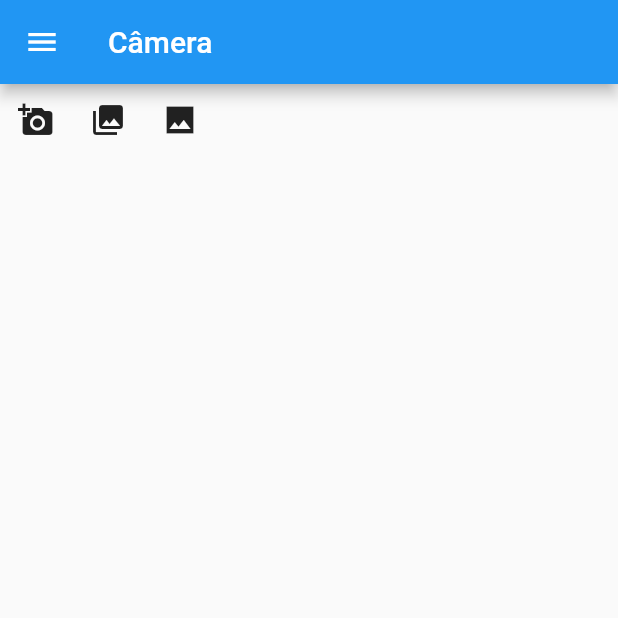
After one commit to treinaweb/treinaweb-flutter-Recursos-de-Hardware, a Flutter app: the CameraView screen opened directly, in the side drawer, after a tap on the "add a photo" icon, on a phone screen of 412 x 824 dp, the top half of it. The commit adds this screen. Run offline on Flutter 3.47's test engine with Material 2 defaults, Android fonts, the phone set to English and light mode, and no system bars; our stand-ins replace geolocator.

Commit message:
criando template da camera

```diff
--- /dev/null
+++ b/lib/camera/controller.dart
@@ -0,0 +1,3 @@
+import 'package:flutter/cupertino.dart';
+
+class CameraController extends ChangeNotifier {}
--- /dev/null
+++ b/lib/camera/view.dart
@@ -0,0 +1,52 @@
+import 'package:flutter/material.dart';
+import 'package:hardware/camera/controller.dart';
+import 'package:hardware/components/drawer.dart';
+
+class CameraView extends StatelessWidget {
+  CameraView({Key? key}) : super(key: key);
+  final controller = CameraController();
+
+  @override
+  Widget build(BuildContext context) {
+    return Scaffold(
+      appBar: AppBar(
+        title: const Text('Câmera'),
+      ),
+      drawer: const CustomDrawer(),
+      body: Column(
+        children: [
+          Row(
+            children: [
+              IconButton(
+                onPressed: () {},
+                icon: const Icon(Icons.add_a_photo),
+              ),
+              IconButton(
+                onPressed: () {},
+                icon: const Icon(Icons.photo_library),
+              ),
+              IconButton(
+                onPressed: () {},
+                icon: const Icon(Icons.photo_sharp),
+              )
+            ],
+          ),
+          AnimatedBuilder(
+            animation: controller,
+            builder: (_ctx, _child) {
+              return SizedBox(
+                height: MediaQuery.of(context).size.height * 0.7,
+                child: ListView.builder(
+                  itemCount: 0,
+                  itemBuilder: (_ctx, i) {
+                    return SizedBox();
+                  },
+                ),
+              );
+            },
+          )
+        ],
+      ),
+    );
+  }
+}
--- a/lib/components/drawer.dart
+++ b/lib/components/drawer.dart
@@ -1,4 +1,5 @@
 import 'package:flutter/material.dart';
+import 'package:hardware/camera/view.dart';
 import 'package:hardware/geolocalizacao/view.dart';
 
 class CustomDrawer extends StatelessWidget {
@@ -16,6 +17,14 @@ class CustomDrawer extends StatelessWidget {
               ));
             },
             child: const Text('Geolocalização'),
+          ),
+          TextButton(
+            onPressed: () {
+              Navigator.of(context).pushReplacement(MaterialPageRoute(
+                builder: (ctx) => CameraView(),
+              ));
+            },
+            child: const Text('Câmera'),
           )
         ],
       ),
```
